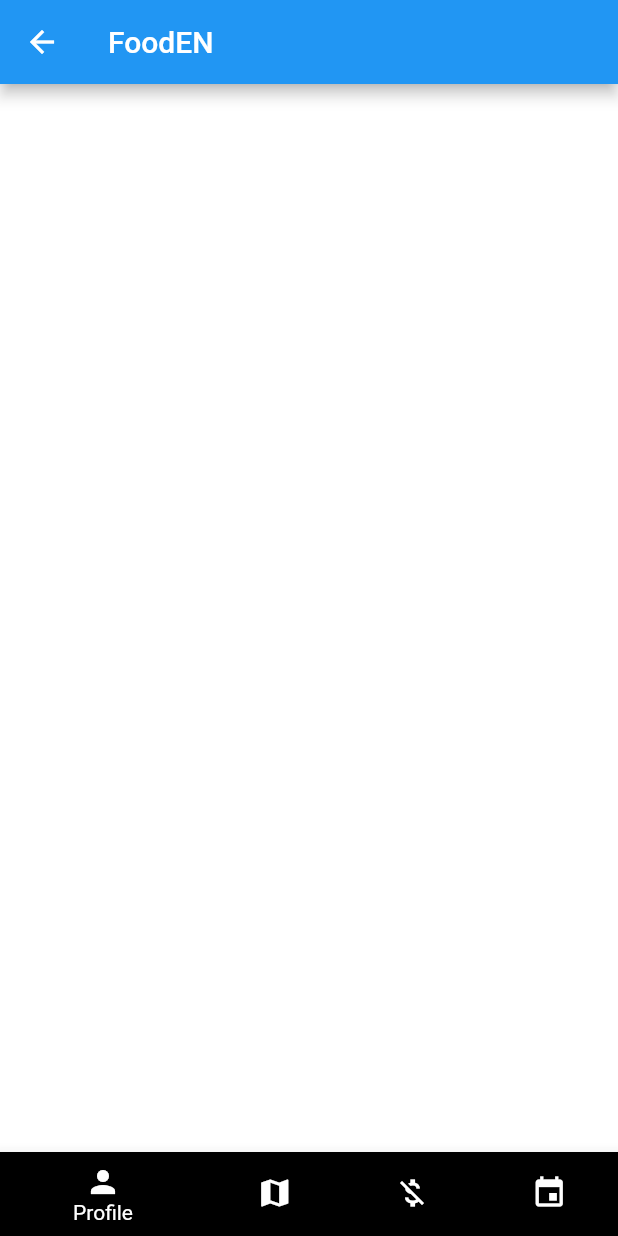
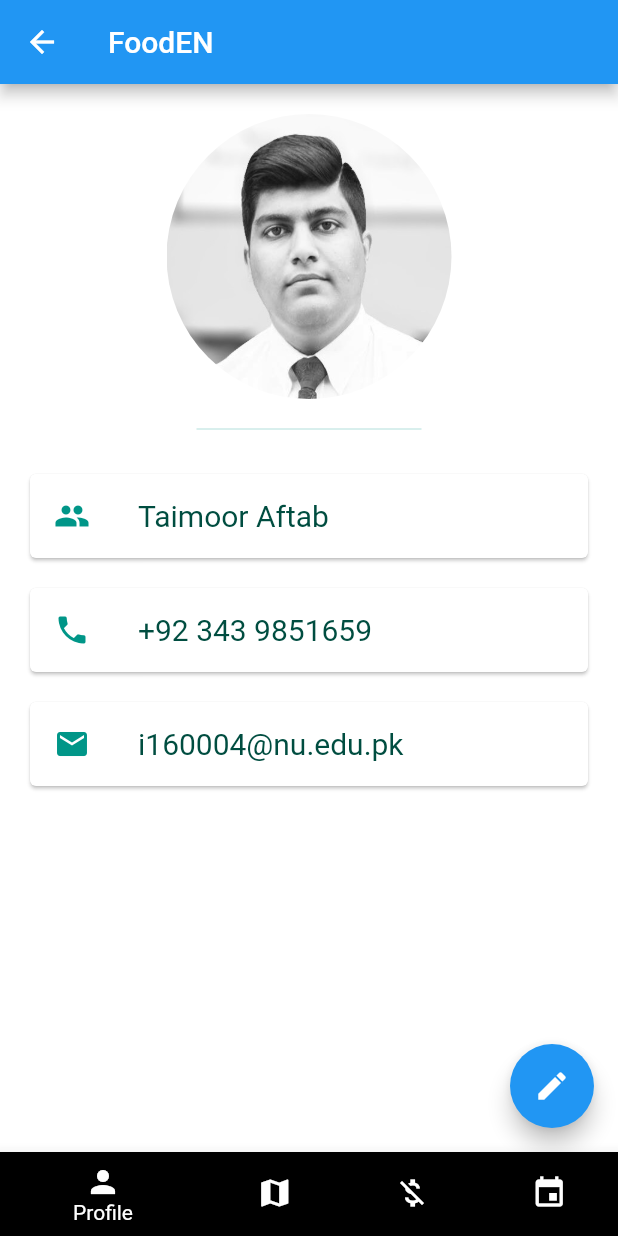
Before and after one commit to taimoor61/FoodEn, a Flutter app: the HomeScreen screen opened by its route, on a phone screen of 412 x 824 dp. Run offline on Flutter 3.47's test engine with Material 2 defaults, Android fonts, the phone set to English and light mode, and no system bars.

Commit message:
Added profile screen

```diff
--- /dev/null
+++ b/lib/components/custom_button.dart
@@ -0,0 +1,31 @@
+import 'package:flutter/material.dart';
+
+class CustomCard extends StatelessWidget {
+  CustomCard({this.text, this.icon});
+
+  final String text;
+  final IconData icon;
+  @override
+  Widget build(BuildContext context) {
+    return Card(
+      color: Colors.white,
+      margin: EdgeInsets.symmetric(
+        vertical: 10.0,
+        horizontal: 20.0,
+      ),
+      child: ListTile(
+        leading: Icon(
+          this.icon,
+          color: Colors.teal,
+        ),
+        title: Text(
+          this.text,
+          style: TextStyle(
+            color: Colors.teal.shade900,
+            fontSize: 20.0,
+          ),
+        ),
+      ),
+    );
+  }
+}
--- a/lib/screens/home_screen.dart
+++ b/lib/screens/home_screen.dart
@@ -1,4 +1,5 @@
 import 'package:flutter/material.dart';
+import 'package:fooden/screens/profile_screen.dart';
 
 class HomeScreen extends StatefulWidget {
   @override
@@ -8,7 +9,7 @@ class HomeScreen extends StatefulWidget {
 class _HomeScreenState extends State<HomeScreen> {
   int _currentIndex = 0;
   List<Widget> _children = [
-    Container(color: Colors.white),
+    ProfileScreen(),
     Container(color: Colors.blue),
     Container(color: Colors.green),
     Container(color: Colors.red),
--- /dev/null
+++ b/lib/screens/profile_screen.dart
@@ -0,0 +1,54 @@
+import 'package:flutter/material.dart';
+import 'package:fooden/components/custom_button.dart';
+
+class ProfileScreen extends StatelessWidget {
+  @override
+  Widget build(BuildContext context) {
+    return Scaffold(
+      floatingActionButton: FloatingActionButton(
+        child: Icon(Icons.edit),
+      ),
+      body: Padding(
+        padding: EdgeInsets.only(top: 20.0),
+        child: Center(
+          child: Column(
+            crossAxisAlignment: CrossAxisAlignment.center,
+            children: <Widget>[
+              Container(
+                width: 190.0,
+                height: 190.0,
+                decoration: new BoxDecoration(
+                  shape: BoxShape.circle,
+                  image: new DecorationImage(
+                    fit: BoxFit.fill,
+                    image: AssetImage("images/my_image.jpg"),
+                  ),
+                ),
+              ),
+              SizedBox(
+                height: 40.0,
+                width: 150.0,
+                child: Divider(
+                  height: 5.0,
+                  color: Colors.teal.shade100,
+                ),
+              ),
+              CustomCard(
+                text: "Taimoor Aftab",
+                icon: Icons.people,
+              ),
+              CustomCard(
+                text: "+92 343 9851659",
+                icon: Icons.phone,
+              ),
+              CustomCard(
+                text: "i160004@nu.edu.pk",
+                icon: Icons.email,
+              ),
+            ],
+          ),
+        ),
+      ),
+    );
+  }
+}
```
Also changed, not shown: pubspec.yaml (+5 -4 lines), fonts/Pacifico-Regular.ttf (added), images/my_image.jpg (added).
